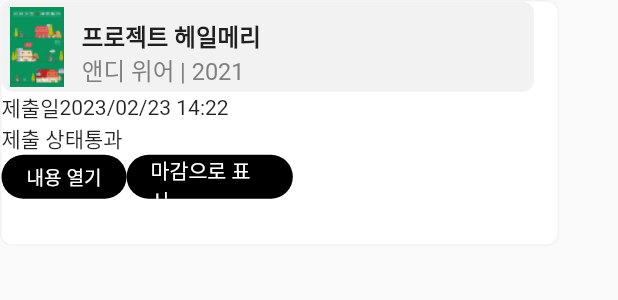
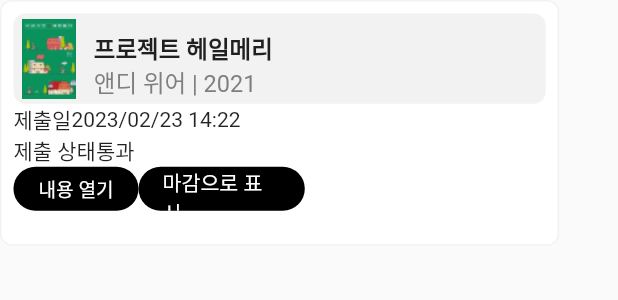
Before and after one commit to No-swimming/No-swimming-Admin-App, a Flutter app: the ReadingJournalCard widget shown alone on an empty page, opened directly, on a phone screen of 412 x 824 dp. Shown: the top 300 px of the screen. Run offline on Flutter 3.47's test engine with Material 2 defaults, Android fonts, the phone set to English and light mode, and no system bars; our stand-ins replace firebase_core, fluentui_system_icons, flutter_screenutil; accounts and stored records are empty; generated files the repository leaves out were written again; Roboto replaces fonts that are missing (LINE Seed Sans KR).

Commit message:
내부 패딩값 9.0.r

```diff
--- a/lib/widget/reading_journal_card.dart
+++ b/lib/widget/reading_journal_card.dart
@@ -15,6 +15,8 @@ class ReadingJournalCard extends StatelessWidget {
       ),
       width: 380.0.w,
       height: 185.0.h,
+      child: Padding(
+        padding: EdgeInsets.all(9.0.r),
         child: Column(
           crossAxisAlignment: CrossAxisAlignment.start,
           children: [
@@ -73,6 +75,7 @@ class ReadingJournalCard extends StatelessWidget {
             ),
           ],
         ),
+      ),
     );
   }
 }
```
Lines whose indentation alone changed are shown as unchanged.
